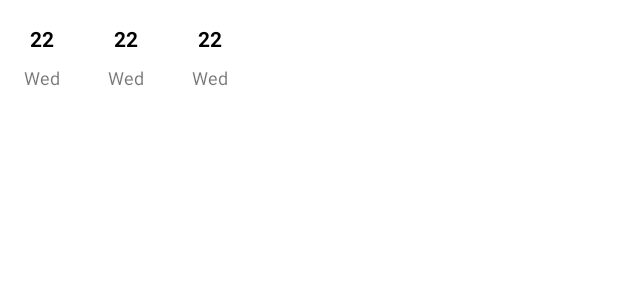
After one commit to isidro89/todo-declex, an Android app: the layout list_of_days.xml on its own in the app's theme, with its tools: preview values and no code run, on a phone screen of 412 x 824 dp. The commit adds this screen. Shown: the top 300 px of the screen. Run offline under Robolectric (Android 15) with nearby library versions, the phone set to English and light mode, and no system bars.

Commit message:
Now user can toggle between showing all tasks and showing only task for today. Also, list with days is hidden and shown.

```diff
--- /dev/null
+++ b/app/src/main/res/layout/day_item.xml
@@ -0,0 +1,40 @@
+<?xml version="1.0" encoding="utf-8"?>
+<android.support.constraint.ConstraintLayout
+    xmlns:android="http://schemas.android.com/apk/res/android"
+    xmlns:app="http://schemas.android.com/apk/res-auto"
+    xmlns:tools="http://schemas.android.com/tools"
+    android:padding="8dp"
+    android:layout_width="wrap_content"
+    android:layout_height="wrap_content">
+
+    <TextView
+        android:id="@+id/day_number"
+        android:layout_width="wrap_content"
+        android:layout_height="wrap_content"
+        android:layout_marginStart="8dp"
+        android:layout_marginLeft="8dp"
+        android:layout_marginTop="8dp"
+        android:layout_marginEnd="8dp"
+        android:layout_marginRight="8dp"
+        android:textStyle="bold"
+        android:textColor="#000"
+        tools:text="22"
+        app:layout_constraintEnd_toEndOf="parent"
+        app:layout_constraintStart_toStartOf="parent"
+        app:layout_constraintTop_toTopOf="parent" />
+
+    <TextView
+        android:id="@+id/day_name"
+        android:layout_width="wrap_content"
+        android:layout_height="wrap_content"
+        android:layout_marginStart="8dp"
+        android:layout_marginLeft="8dp"
+        android:layout_marginTop="8dp"
+        android:layout_marginEnd="8dp"
+        android:layout_marginRight="8dp"
+        android:textSize="12sp"
+        tools:text="Wed"
+        app:layout_constraintEnd_toEndOf="parent"
+        app:layout_constraintStart_toStartOf="parent"
+        app:layout_constraintTop_toBottomOf="@+id/day_number" />
+</android.support.constraint.ConstraintLayout>
--- /dev/null
+++ b/app/src/main/res/layout/list_of_days.xml
@@ -0,0 +1,18 @@
+<?xml version="1.0" encoding="utf-8"?>
+<android.support.constraint.ConstraintLayout xmlns:android="http://schemas.android.com/apk/res/android"
+    xmlns:tools="http://schemas.android.com/tools"
+    android:layout_width="match_parent"
+    android:layout_height="wrap_content"
+    xmlns:app="http://schemas.android.com/apk/res-auto">
+
+    <android.support.v7.widget.RecyclerView
+        android:id="@+id/dayListView"
+        android:layout_width="match_parent"
+        android:layout_height="wrap_content"
+        android:orientation="horizontal"
+        app:layoutManager="android.support.v7.widget.LinearLayoutManager"
+        app:layout_constraintEnd_toEndOf="parent"
+        app:layout_constraintStart_toStartOf="parent"
+        app:layout_constraintTop_toTopOf="parent"
+        tools:listitem="@layout/day_item"></android.support.v7.widget.RecyclerView>
+</android.support.constraint.ConstraintLayout>
```
Also changed, not shown: app/src/main/java/com/dspot/declex/example/todo/ui/tasklist/DayItemViewModel.java (added, +26 -0 lines), app/src/main/java/com/dspot/declex/example/todo/ui/tasklist/TaskListFragment.java (+30 -4 lines), app/src/main/java/com/dspot/declex/example/todo/ui/tasklist/TaskListViewModel.java (+12 -0 lines), app/src/main/res/layout/fragment_tasklist.xml (+6 -4 lines).
